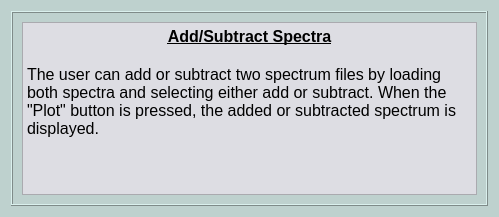
Above: wara/ui/win_info_add_subt.ui from NASA-Planetary-Science/wara before the change. Below: the same form after it.
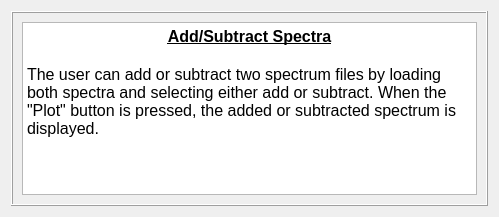
That is the form after the change.

Commit message: Add dark color theme to GUI display

What changed in the file:
```diff
--- a/wara/ui/win_info_add_subt.ui
+++ b/wara/ui/win_info_add_subt.ui
@@ -13,9 +13,6 @@
   <property name="windowTitle">
    <string>Dialog</string>
   </property>
-  <property name="styleSheet">
-   <string notr="true">background-color: rgb(190, 209, 206);</string>
-  </property>
   <layout class="QGridLayout" name="gridLayout">
    <item row="0" column="0">
     <widget class="QFrame" name="frame">
@@ -28,9 +25,6 @@
      <layout class="QGridLayout" name="gridLayout_2">
       <item row="0" column="0">
        <widget class="QTextBrowser" name="textBrowser">
-        <property name="styleSheet">
-         <string notr="true">background-color: rgb(221, 221, 227);</string>
-        </property>
         <property name="html">
          <string>&lt;!DOCTYPE HTML PUBLIC &quot;-//W3C//DTD HTML 4.0//EN&quot; &quot;http://www.w3.org/TR/REC-html40/strict.dtd&quot;&gt;
 &lt;html&gt;&lt;head&gt;&lt;meta name=&quot;qrichtext&quot; content=&quot;1&quot; /&gt;&lt;style type=&quot;text/css&quot;&gt;
```
The commit also changes 28 other files.
